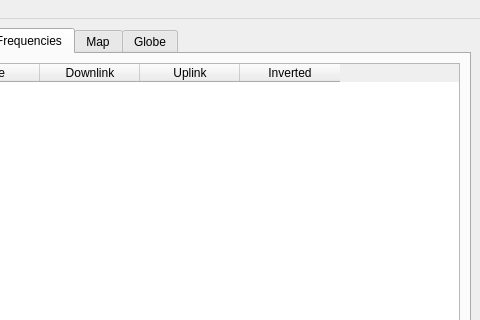
Before: the Qt Designer form mainwindow.ui in andreidicu03/satMapGit, drawn with Qt 5; both pictures show x 181 to 661 and y 0 to 320 of the 661 by 724 pixel window.
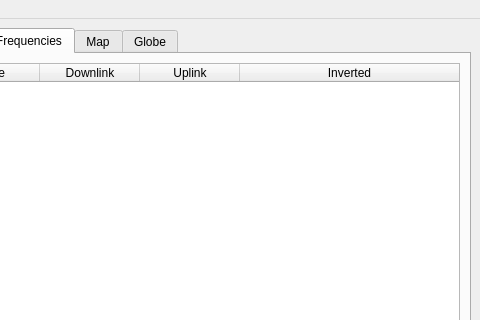
After: the same form once the commit is applied. The open tabs and pages were chosen to show the change. Custom widgets are drawn as their Qt base class.

```diff
--- a/mainwindow.ui
+++ b/mainwindow.ui
@@ -300,6 +300,12 @@
           <attribute name="horizontalHeaderCascadingSectionResizes">
            <bool>false</bool>
           </attribute>
+          <attribute name="horizontalHeaderShowSortIndicator" stdset="0">
+           <bool>false</bool>
+          </attribute>
+          <attribute name="horizontalHeaderStretchLastSection">
+           <bool>true</bool>
+          </attribute>
           <column>
            <property name="text">
             <string>Name</string>
```
Left out of the diff: 9 changed lines with no effect on the pictures.
